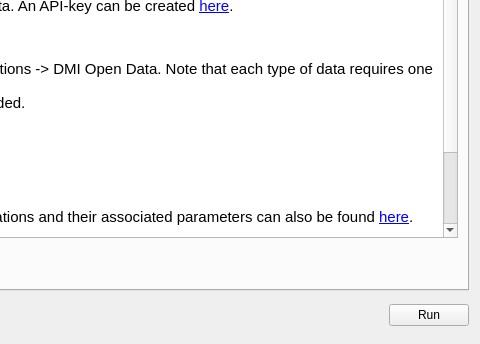
dmidk/Open-Data-QGIS-plugin, file DMI_Open_Data_dialog_base.ui: the form before one commit; both pictures show x 865 to 1345 and y 199 to 543 of the 1345 by 543 pixel window.
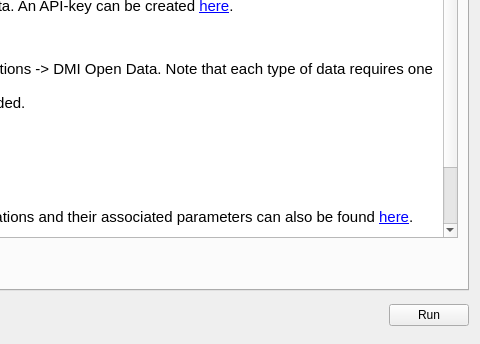
The form after the commit. The open tabs and pages were chosen to show the change. Icons and pictures are not drawn.

The edit to the form file:
```diff
--- a/DMI_Open_Data_dialog_base.ui
+++ b/DMI_Open_Data_dialog_base.ui
@@ -2971,8 +2971,7 @@
 &lt;li style=&quot; font-size:11pt;&quot; style=&quot; margin-top:0px; margin-bottom:0px; margin-left:0px; margin-right:0px; -qt-block-indent:0; text-indent:0px;&quot;&gt;Sort the data in a manner that your QGIS can handle. Otherwise there is a risk of crashing.&lt;/li&gt;
 &lt;li style=&quot; font-size:11pt;&quot; style=&quot; margin-top:0px; margin-bottom:12px; margin-left:0px; margin-right:0px; -qt-block-indent:0; text-indent:0px;&quot;&gt;Be sure to read about the stations and parameters, as not all stations measure all parameters. A list of meteorological stations and their associated parameters can also be found &lt;a href=&quot;https://confluence.govcloud.dk/pages/viewpage.action?pageId=53086560&quot;&gt;&lt;span style=&quot; text-decoration: underline; color:#0000ff;&quot;&gt;here&lt;/span&gt;&lt;/a&gt;.&lt;/li&gt;&lt;/ul&gt;
 &lt;p style=&quot; margin-top:12px; margin-bottom:12px; margin-left:0px; margin-right:0px; -qt-block-indent:0; text-indent:0px;&quot;&gt;&lt;span style=&quot; font-size:11pt;&quot;&gt;If you have any questions about the plugin or DMI Open Data then please contact us. &lt;/span&gt;&lt;/p&gt;
-&lt;p style=&quot; margin-top:12px; margin-bottom:12px; margin-left:0px; margin-right:0px; -qt-block-indent:0; text-indent:0px;&quot;&gt;&lt;span style=&quot; font-size:11pt;&quot;&gt;Go to &lt;/span&gt;&lt;a href=&quot;https://www.dmi.dk/kontakt/frie-data/&quot;&gt;&lt;span style=&quot; font-size:11pt; text-decoration: underline; color:#0000ff;&quot;&gt;Contact form&lt;/span&gt;&lt;/a&gt;&lt;span style=&quot; font-size:11pt; font-weight:600;&quot;&gt;&lt;br /&gt;&lt;/span&gt;&lt;span style=&quot; font-size:11pt;&quot;&gt;Call DMI support: +45 39 15 75 00 &lt;/span&gt;&lt;/p&gt;
-&lt;p style=&quot; margin-top:12px; margin-bottom:12px; margin-left:0px; margin-right:0px; -qt-block-indent:0; text-indent:0px;&quot;&gt;&lt;img src=&quot;https://confluence.govcloud.dk/download/thumbnails/41718638/Open%20Data%20-%20Hvid%20baggrund%20med%20bl%C3%A5%20cirkler%20og%20tekst.png?version=1&amp;amp;modificationDate=1622790552000&amp;amp;api=v2&quot; width=&quot;100&quot; height=&quot;100&quot; /&gt;&lt;/p&gt;&lt;/body&gt;&lt;/html&gt;</string>
+&lt;p style=&quot; margin-top:12px; margin-bottom:12px; margin-left:0px; margin-right:0px; -qt-block-indent:0; text-indent:0px;&quot;&gt;&lt;span style=&quot; font-size:11pt;&quot;&gt;Go to &lt;/span&gt;&lt;a href=&quot;https://www.dmi.dk/kontakt/frie-data/&quot;&gt;&lt;span style=&quot; font-size:11pt; text-decoration: underline; color:#0000ff;&quot;&gt;Contact form&lt;/span&gt;&lt;/a&gt;&lt;span style=&quot; font-size:11pt; font-weight:600;&quot;&gt;&lt;br /&gt;&lt;/span&gt;&lt;span style=&quot; font-size:11pt;&quot;&gt;Call DMI support: +45 39 15 75 00 &lt;/span&gt;&lt;/p&gt;&lt;/body&gt;&lt;/html&gt;</string>
          </property>
          <property name="openExternalLinks">
           <bool>true</bool>
```
